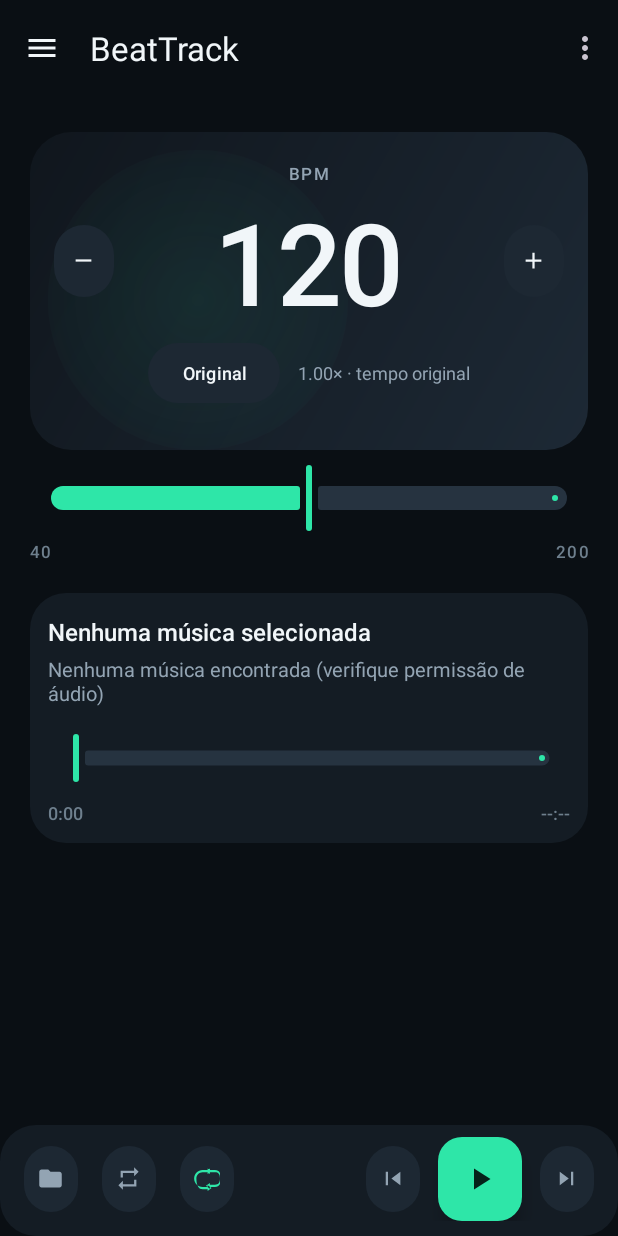
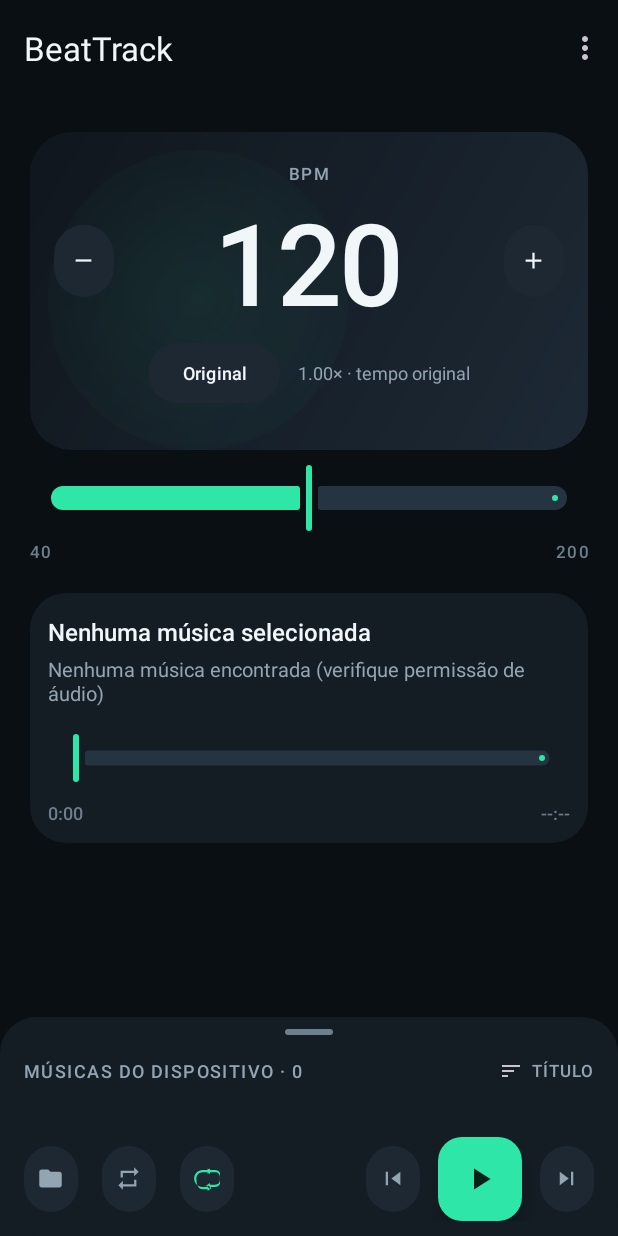
Before and after one commit to netstart/music-beat-android, an Android app: the screen it shows after launch (MainActivity), on a phone screen of 412 x 824 dp. Run offline under Robolectric (Android 15) with nearby library versions, the phone set to English and light mode, and no system bars; our stand-ins replace AdMob; libraries missing offline, so code that uses them is left out: ai.onnxruntime; 3 statements that could not run were skipped.

Commit message:
Lista de músicas em painel inferior arrastável (sai o menu hambúrguer), um toque toca; separação continua ao trocar de música; banner como último item da área que rola
- painel (BottomSheetBehavior): recolhido mostra 'Músicas do dispositivo · N' acima do rodapé; aberto vai até a toolbar; voltar recolhe
- rodapé vira filho do CoordinatorLayout, por cima do painel
- trocar de música não cancela mais a separação; o card mostra o progresso da outra música
- banner AdMob dentro da área que rola, depois do cartão Elementos

Co-Authored-By: Claude Opus 5.5 <noreply@anthropic.com>

```diff
--- a/bpm_app/app/src/main/kotlin/com/example/bpm_player/Ads.kt
+++ b/bpm_app/app/src/main/kotlin/com/example/bpm_player/Ads.kt
@@ -53,9 +53,12 @@ object Ads {
 
     private fun loadBanner(activity: Activity, container: FrameLayout) {
         val metrics = activity.resources.displayMetrics
+        // banner na largura útil da área que rola (descontado o padding lateral da tela)
+        val parent = container.parent as? android.view.ViewGroup
+        val px = parent?.let { it.width - it.paddingLeft - it.paddingRight }?.takeIf { it > 0 } ?: metrics.widthPixels
         val adView = AdView(activity).apply {
             adUnitId = BuildConfig.ADMOB_BANNER_ID
-            setAdSize(AdSize.getCurrentOrientationAnchoredAdaptiveBannerAdSize(activity, (metrics.widthPixels / metrics.density).toInt()))
+            setAdSize(AdSize.getCurrentOrientationAnchoredAdaptiveBannerAdSize(activity, (px / metrics.density).toInt()))
             adListener = object : AdListener() {
                 override fun onAdLoaded() { container.visibility = View.VISIBLE }
             }
--- a/bpm_app/app/src/main/kotlin/com/example/bpm_player/MainActivity.kt
+++ b/bpm_app/app/src/main/kotlin/com/example/bpm_player/MainActivity.kt
@@ -30,7 +30,9 @@ import androidx.core.content.ContextCompat
 import androidx.core.view.ViewCompat
 import androidx.core.view.WindowCompat
 import androidx.core.view.WindowInsetsCompat
-import androidx.drawerlayout.widget.DrawerLayout
+import androidx.activity.OnBackPressedCallback
+import androidx.core.view.updatePadding
+import com.google.android.material.bottomsheet.BottomSheetBehavior
 import androidx.lifecycle.Lifecycle
 import androidx.lifecycle.lifecycleScope
 import androidx.lifecycle.repeatOnLifecycle
@@ -289,7 +291,7 @@ class MainActivity : AppCompatActivity() {
             setContentView(binding.root)
             Log.e("BPM_DEBUG", "setContentView OK")
 
-            setupDrawer()
+            setupSongSheet()
             setupRecyclerViews()
             binding.sortLabel.setOnClickListener { showSortDialog() }
             applySortMode(runCatching { SortMode.valueOf(sortPrefs.getString("mode", null)!!) }.getOrDefault(SortMode.TITLE))
@@ -320,20 +322,15 @@ class MainActivity : AppCompatActivity() {
             // Edge-to-edge: main content draws behind status bar, bottom bar above nav bar
             WindowCompat.setDecorFitsSystemWindows(window, false)
 
-            // Main content: top inset for status bar, bottom inset for navigation bar
-            ViewCompat.setOnApplyWindowInsetsListener(binding.mainContent) { v, insets ->
+            // Conteúdo: inset da status bar em cima; o rodapé fica com o da navigation bar
+            ViewCompat.setOnApplyWindowInsetsListener(binding.rootLayout) { _, insets ->
                 val statusBars = insets.getInsets(WindowInsetsCompat.Type.statusBars())
                 val navBars = insets.getInsets(WindowInsetsCompat.Type.navigationBars())
                 val ime = insets.getInsets(WindowInsetsCompat.Type.ime())
-                val bottomInset = max(navBars.bottom, ime.bottom)
-                v.setPadding(statusBars.left, statusBars.top, statusBars.right, bottomInset)
-                insets
-            }
-
-            // Drawer: full system bars insets
-            ViewCompat.setOnApplyWindowInsetsListener(binding.drawerView) { v, insets ->
-                val systemBars = insets.getInsets(WindowInsetsCompat.Type.systemBars())
-                v.setPadding(systemBars.left, systemBars.top, systemBars.right, systemBars.bottom)
+                binding.mainContent.setPadding(statusBars.left, statusBars.top, statusBars.right, 0)
+                binding.bottomBar.setPadding(navBars.left, 0, navBars.right, max(navBars.bottom, ime.bottom))
+                // painel aberto para logo abaixo da toolbar (margem no painel quebra o BottomSheetBehavior)
+                BottomSheetBehavior.from(binding.songSheet).expandedOffset = statusBars.top + binding.toolbar.layoutParams.height
                 insets
             }
 
@@ -344,38 +341,64 @@ class MainActivity : AppCompatActivity() {
         }
     }
 
-    private fun setupDrawer() {
-        val drawerLayout = binding.drawerLayout
-        // Garante que o ícone do menu (hambúrguer) esteja sempre visível
-        binding.toolbar.setNavigationIcon(R.drawable.ic_menu)
-        binding.toolbar.setNavigationOnClickListener {
-            if (drawerLayout.isDrawerOpen(binding.drawerView)) {
-                drawerLayout.closeDrawer(binding.drawerView)
-            } else {
-                drawerLayout.openDrawer(binding.drawerView)
+    /**
+     * Lista de músicas num painel inferior arrastável (padrão "A seguir" do YouTube Music / fila do Apple Music):
+     * recolhido mostra só o cabeçalho acima do rodapé; toque ou arraste abre; "voltar" recolhe.
+     */
+    private fun setupSongSheet() {
+        val sheet = BottomSheetBehavior.from(binding.songSheet)
+        sheet.isFitToContents = false // abre até o expandedOffset (abaixo da toolbar); meio aberto também vale
+        val peek = resources.getDimensionPixelSize(R.dimen.sheet_peek)
+        val spacer = resources.getDimensionPixelSize(R.dimen.footer_spacer)
+        val listPad = resources.getDimensionPixelSize(R.dimen.card_margin_top)
+        // O rodapé fica por cima do painel: o recolhido aparece logo acima dele e nada fica escondido atrás.
+        // Roda fora do passe de layout (mudar o peek durante o layout é ignorado) e a cada mudança de altura do rodapé.
+        var lastBarH = -1
+        binding.bottomBar.viewTreeObserver.addOnGlobalLayoutListener {
+            val barH = binding.bottomBar.height
+            if (barH == 0 || barH == lastBarH) return@addOnGlobalLayoutListener
+            lastBarH = barH
+            binding.bottomBar.post {
+                sheet.peekHeight = peek + barH
+                binding.songList.updatePadding(bottom = barH + listPad)
+                binding.scroll.getChildAt(0).updatePadding(bottom = spacer + peek + barH)
             }
         }
+        binding.songSheetHeader.setOnClickListener {
+            sheet.state = if (sheet.state == BottomSheetBehavior.STATE_EXPANDED) BottomSheetBehavior.STATE_COLLAPSED
+            else BottomSheetBehavior.STATE_EXPANDED
+        }
+        val back = object : OnBackPressedCallback(false) {
+            override fun handleOnBackPressed() { sheet.state = BottomSheetBehavior.STATE_COLLAPSED }
+        }
+        onBackPressedDispatcher.addCallback(this, back)
+        sheet.addBottomSheetCallback(object : BottomSheetBehavior.BottomSheetCallback() {
+            override fun onStateChanged(view: View, state: Int) {
+                back.isEnabled = state == BottomSheetBehavior.STATE_EXPANDED
+                binding.songSheetHeader.contentDescription = getString(
+                    if (state == BottomSheetBehavior.STATE_EXPANDED) R.string.cd_songs_collapse else R.string.cd_songs_expand
+                )
+            }
+            override fun onSlide(view: View, offset: Float) = Unit
+        })
     }
 
     private fun setupRecyclerViews() {
         songAdapter = SongAdapter()
-        binding.drawerSongList.layoutManager = LinearLayoutManager(this)
-        binding.drawerSongList.adapter = songAdapter
-        binding.drawerSongList.setHasFixedSize(true)
+        binding.songList.layoutManager = LinearLayoutManager(this)
+        binding.songList.adapter = songAdapter
+        binding.songList.setHasFixedSize(true)
 
         val gestureDetector = GestureDetector(this, object : GestureDetector.SimpleOnGestureListener() {
             override fun onDown(e: MotionEvent): Boolean = true
-            override fun onSingleTapConfirmed(e: MotionEvent): Boolean {
-                handleRecyclerViewTap(e, false)
-                return true
-            }
-            override fun onDoubleTap(e: MotionEvent): Boolean {
-                handleRecyclerViewTap(e, true)
+            // toque único já toca: sem esperar o tempo do duplo toque
+            override fun onSingleTapUp(e: MotionEvent): Boolean {
+                handleRecyclerViewTap(e)
                 return true
             }
         })
 
-        binding.drawerSongList.addOnItemTouchListener(object : RecyclerView.OnItemTouchListener {
+        binding.songList.addOnItemTouchListener(object : RecyclerView.OnItemTouchListener {
             override fun onInterceptTouchEvent(rv: RecyclerView, e: MotionEvent): Boolean {
                 gestureDetector.onTouchEvent(e)
                 return false
@@ -449,7 +472,7 @@ class MainActivity : AppCompatActivity() {
                 super.onChildDraw(c, rv, vh, dX, dY, actionState, isCurrentlyActive)
             }
         })
-        itemTouchHelper?.attachToRecyclerView(binding.drawerSongList)
+        itemTouchHelper?.attachToRecyclerView(binding.songList)
     }
 
     private fun setupPlayerControls() {
@@ -621,8 +644,7 @@ class MainActivity : AppCompatActivity() {
         currentArtist = null
         exoPlayer?.release()
         exoPlayer = null
-        // Trocou de música: a separação em andamento era de outra faixa.
-        StemSeparator.state.value.belongsTo()?.let { if (it != uri) StemSeparator.cancel() }
+        // Trocou de música: a separação em andamento (de outra faixa) continua; só o resultado pronto volta ao repouso.
         StemSeparator.reset()
         if (!sameSong) stemControls.indices.forEach { stemControls[it] = StemControl() }
 
@@ -894,6 +916,11 @@ class MainActivity : AppCompatActivity() {
             }
             mine && state is StemState.Downloading -> showProgress(getString(R.string.elements_downloading, state.percent), state.percent)
             mine && state is StemState.Separating -> showProgress(getString(R.string.elements_separating, state.percent), state.percent)
+            busyElsewhere -> {
+                val pct = (state as? StemState.Separating)?.percent ?: (state as? StemState.Downloading)?.percent ?: 0
+                binding.elementsStatus.text = getString(R.string.elements_busy_other, pct)
+                binding.elementsAction.text = getString(R.string.btn_separate)
+            }
             mine && state is StemState.Failed -> {
                 binding.elementsStatus.text = getString(R.string.elements_failed, state.reason)
                 binding.elementsAction.text = getString(R.string.btn_retry)
@@ -1196,13 +1223,14 @@ class MainActivity : AppCompatActivity() {
 
     private fun updateEmptyState() {
         val isEmpty = songAdapter.songsList().isEmpty()
+        binding.songsTitle.text = getString(R.string.songs_title_count, songAdapter.songsList().size)
         if (isEmpty) {
             binding.emptySongList.text = if (hasAudioPermission()) getString(R.string.empty_song_list) else getString(R.string.empty_song_list_no_permission)
             binding.emptySongList.visibility = View.VISIBLE
-            binding.drawerSongList.visibility = View.GONE
+            binding.songList.visibility = View.GONE
         } else {
             binding.emptySongList.visibility = View.GONE
-            binding.drawerSongList.visibility = View.VISIBLE
+            binding.songList.visibility = View.VISIBLE
         }
     }
 
@@ -1235,21 +1263,18 @@ class MainActivity : AppCompatActivity() {
         if (selectedIndex >= 0) songAdapter.setSelectedPosition(selectedIndex)
     }
 
-    private fun handleRecyclerViewTap(e: MotionEvent, isDoubleTap: Boolean) {
-        val recyclerView = binding.drawerSongList
+    private fun handleRecyclerViewTap(e: MotionEvent) {
+        val recyclerView = binding.songList
         val child = recyclerView.findChildViewUnder(e.x, e.y) ?: return
         val position = recyclerView.getChildAdapterPosition(child)
         if (position == RecyclerView.NO_POSITION) return
         val song = songAdapter.getSongAt(position) ?: return
-        if (isDoubleTap) {
-            selectedSongUri = song.uri
-            songAdapter.setSelectedPosition(position)
-            songAdapter.setPlayingPosition(position)
-            onFilePicked(song.uri)
-        } else {
-            selectedSongUri = song.uri
-            songAdapter.setSelectedPosition(position)
-        }
+        // Um toque toca a música, como em qualquer player; tocar a que já está tocando só a mantém
+        if (song.uri == playingSongUri) return
+        selectedSongUri = song.uri
+        songAdapter.setSelectedPosition(position)
+        songAdapter.setPlayingPosition(position)
+        onFilePicked(song.uri)
     }
 
     private fun formatTime(ms: Long): String {
--- /dev/null
+++ b/bpm_app/app/src/main/res/drawable/bg_sheet.xml
@@ -0,0 +1,9 @@
+<?xml version="1.0" encoding="utf-8"?>
+<!-- Painel da lista de músicas: bg/card com raio radius/card só em cima -->
+<shape xmlns:android="http://schemas.android.com/apk/res/android"
+    android:shape="rectangle">
+    <corners
+        android:topLeftRadius="24dp"
+        android:topRightRadius="24dp" />
+    <solid android:color="@color/bg_card" />
+</shape>
--- /dev/null
+++ b/bpm_app/app/src/main/res/drawable/bg_sheet_handle.xml
@@ -0,0 +1,7 @@
+<?xml version="1.0" encoding="utf-8"?>
+<!-- Alça do painel: indica que ele pode ser arrastado -->
+<shape xmlns:android="http://schemas.android.com/apk/res/android"
+    android:shape="rectangle">
+    <corners android:radius="2dp" />
+    <solid android:color="@color/text_tertiary" />
+</shape>
--- a/bpm_app/app/src/main/res/layout/activity_main_stemkit.xml
+++ b/bpm_app/app/src/main/res/layout/activity_main_stemkit.xml
@@ -1,13 +1,12 @@
 <?xml version="1.0" encoding="utf-8"?>
-<androidx.drawerlayout.widget.DrawerLayout xmlns:android="http://schemas.android.com/apk/res/android"
+<androidx.coordinatorlayout.widget.CoordinatorLayout xmlns:android="http://schemas.android.com/apk/res/android"
     xmlns:app="http://schemas.android.com/apk/res-auto"
     xmlns:tools="http://schemas.android.com/tools"
-    android:id="@+id/drawerLayout"
+    android:id="@+id/rootLayout"
     android:layout_width="match_parent"
     android:layout_height="match_parent"
     android:background="@color/bg_base"
-    android:fitsSystemWindows="true"
-    tools:openDrawer="start">
+    android:fitsSystemWindows="true">
 
     <!-- ── Conteúdo principal ── -->
     <androidx.constraintlayout.widget.ConstraintLayout
@@ -22,7 +21,6 @@
             android:background="@color/bg_base"
             app:title="@string/app_name"
             app:titleTextColor="@color/text_primary"
-            app:navigationIcon="@drawable/ic_menu"
             app:popupTheme="@style/ThemeOverlay.Material3.Dark"
             app:layout_constraintTop_toTopOf="parent"
             app:layout_constraintStart_toStartOf="parent"
@@ -36,7 +34,7 @@
             android:fillViewport="true"
             android:scrollbars="none"
             app:layout_constraintTop_toBottomOf="@id/toolbar"
-            app:layout_constraintBottom_toTopOf="@id/adContainer"
+            app:layout_constraintBottom_toBottomOf="parent"
             app:layout_constraintStart_toStartOf="parent"
             app:layout_constraintEnd_toEndOf="parent">
 
@@ -370,29 +368,124 @@
                             app:iconTint="@color/text_secondary" />
                     </LinearLayout>
                 </LinearLayout>
+
+                <!-- Banner AdMob: último item da área que rola; some até carregar (ver docs/MONETIZACAO.md) -->
+                <FrameLayout
+                    android:id="@+id/adContainer"
+                    android:layout_width="match_parent"
+                    android:layout_height="wrap_content"
+                    android:layout_marginTop="@dimen/card_margin_top"
+                    android:visibility="gone" />
             </LinearLayout>
             </androidx.core.widget.NestedScrollView>
 
-        <!-- Banner AdMob: some até carregar (ver docs/MONETIZACAO.md) -->
-        <FrameLayout
-            android:id="@+id/adContainer"
+    </androidx.constraintlayout.widget.ConstraintLayout>
+
+    <!-- ── Lista de músicas: painel inferior arrastável (DESIGN_SYSTEM.md 4.7) ──
+         Recolhido: só o cabeçalho, logo acima dos controles. Aberto: a lista; os controles seguem visíveis.
+         As margens de cima (toolbar) e de baixo (rodapé) são ajustadas no código conforme os insets. -->
+    <LinearLayout
+        android:id="@+id/songSheet"
+        android:layout_width="match_parent"
+        android:layout_height="match_parent"
+        android:background="@drawable/bg_sheet"
+        android:clickable="true"
+        android:focusable="false"
+        android:orientation="vertical"
+        app:behavior_hideable="false"
+        app:behavior_peekHeight="@dimen/sheet_peek"
+        app:layout_behavior="com.google.android.material.bottomsheet.BottomSheetBehavior">
+
+        <LinearLayout
+            android:id="@+id/songSheetHeader"
+            android:layout_width="match_parent"
+            android:layout_height="wrap_content"
+            android:background="?android:attr/selectableItemBackground"
+            android:contentDescription="@string/cd_songs_expand"
+            android:focusable="true"
+            android:orientation="vertical"
+            android:paddingTop="8dp">
+
+            <View
+                android:layout_width="32dp"
+                android:layout_height="4dp"
+                android:layout_gravity="center_horizontal"
+                android:background="@drawable/bg_sheet_handle"
+                android:importantForAccessibility="no" />
+
+            <LinearLayout
+                android:layout_width="match_parent"
+                android:layout_height="wrap_content"
+                android:gravity="center_vertical"
+                android:minHeight="48dp"
+                android:orientation="horizontal"
+                android:paddingStart="16dp"
+                android:paddingEnd="8dp">
+
+                <TextView
+                    android:id="@+id/songsTitle"
                     android:layout_width="0dp"
                     android:layout_height="wrap_content"
-            android:visibility="gone"
-            app:layout_constraintBottom_toTopOf="@id/bottomBar"
-            app:layout_constraintStart_toStartOf="parent"
-            app:layout_constraintEnd_toEndOf="parent" />
+                    android:layout_weight="1"
+                    android:fontFamily="sans-serif-medium"
+                    android:fontFeatureSettings="tnum"
+                    android:letterSpacing="0.08"
+                    android:text="@string/drawer_playlist_title"
+                    android:textAllCaps="true"
+                    android:textColor="@color/text_secondary"
+                    android:textSize="@dimen/playlist_label_size" />
 
-        <!-- Bottom Bar (fixo no rodapé) -->
+                <TextView
+                    android:id="@+id/sortLabel"
+                    android:layout_width="wrap_content"
+                    android:layout_height="wrap_content"
+                    android:background="?android:attr/selectableItemBackground"
+                    android:contentDescription="@string/cd_sort"
+                    android:drawableStart="@drawable/ic_sort"
+                    android:drawablePadding="6dp"
+                    android:gravity="center_vertical"
+                    android:minHeight="48dp"
+                    android:fontFamily="sans-serif-medium"
+                    android:letterSpacing="0.06"
+                    android:paddingHorizontal="8dp"
+                    android:text="@string/sort_title"
+                    android:textAllCaps="true"
+                    android:textColor="@color/text_secondary"
+                    android:textSize="11sp" />
+            </LinearLayout>
+        </LinearLayout>
+
+        <TextView
+            android:id="@+id/emptySongList"
+            android:layout_width="match_parent"
+            android:layout_height="wrap_content"
+            android:gravity="center"
+            android:paddingHorizontal="24dp"
+            android:paddingVertical="20dp"
+            android:text="@string/empty_song_list"
+            android:textColor="@color/text_secondary"
+            android:textSize="12sp"
+            android:visibility="gone" />
+
+        <androidx.recyclerview.widget.RecyclerView
+            android:id="@+id/songList"
+            android:layout_width="match_parent"
+            android:layout_height="0dp"
+            android:layout_weight="1"
+            android:clipToPadding="false"
+            android:paddingHorizontal="8dp"
+            android:paddingBottom="8dp" />
+    </LinearLayout>
+
+    <!-- Rodapé fixo: por cima do painel de músicas (vem depois dele no XML) -->
     <LinearLayout
         android:id="@+id/bottomBar"
-            android:layout_width="0dp"
+        android:layout_width="match_parent"
         android:layout_height="wrap_content"
+        android:layout_gravity="bottom"
         android:background="@drawable/bg_card"
         android:orientation="vertical"
-            app:layout_constraintBottom_toBottomOf="parent"
-            app:layout_constraintStart_toStartOf="parent"
-            app:layout_constraintEnd_toEndOf="parent">
+        android:clickable="true">
 
         <LinearLayout
             android:layout_width="match_parent"
@@ -502,79 +595,5 @@
                 app:iconTint="@color/text_secondary" />
         </LinearLayout>
     </LinearLayout>
-    </androidx.constraintlayout.widget.ConstraintLayout>
 
-    <!-- ── Drawer Navigation (esquerda) ── -->
-    <LinearLayout
-        android:id="@+id/drawerView"
-        android:layout_width="@dimen/drawer_width"
-        android:layout_height="match_parent"
-        android:layout_gravity="start"
-        android:background="@color/bg_card"
-        android:orientation="vertical"
-        android:paddingHorizontal="12dp"
-        android:paddingTop="8dp"
-        android:paddingBottom="8dp">
-
-        <LinearLayout
-            android:layout_width="match_parent"
-            android:layout_height="wrap_content"
-            android:gravity="center_vertical"
-            android:orientation="horizontal"
-            android:paddingHorizontal="8dp"
-            android:paddingVertical="8dp">
-
-            <TextView
-                android:layout_width="0dp"
-                android:layout_height="wrap_content"
-                android:layout_weight="1"
-                android:fontFamily="sans-serif-medium"
-                android:letterSpacing="0.08"
-                android:text="@string/drawer_playlist_title"
-                android:textAllCaps="true"
-                android:textColor="@color/text_secondary"
-                android:textSize="@dimen/playlist_label_size" />
-
-            <TextView
-                android:id="@+id/sortLabel"
-                android:layout_width="wrap_content"
-                android:layout_height="wrap_content"
-                android:background="?android:attr/selectableItemBackground"
-                android:contentDescription="@string/cd_sort"
-                android:drawableStart="@drawable/ic_sort"
-                android:drawablePadding="6dp"
-                android:gravity="center_vertical"
-                android:minHeight="48dp"
-                android:fontFamily="sans-serif-medium"
-                android:letterSpacing="0.06"
-                android:paddingHorizontal="6dp"
-                android:paddingVertical="2dp"
-                android:text="@string/sort_title"
-                android:textAllCaps="true"
-                android:textColor="@color/text_secondary"
-                android:textSize="11sp" />
-        </LinearLayout>
-
-        <TextView
-            android:id="@+id/emptySongList"
-            android:layout_width="match_parent"
-            android:layout_height="wrap_content"
-            android:gravity="center"
-            android:paddingHorizontal="24dp"
-            android:paddingVertical="20dp"
-            android:text="@string/empty_song_list"
-            android:textColor="@color/text_secondary"
-            android:textSize="12sp"
-            android:visibility="gone" />
-
-        <androidx.recyclerview.widget.RecyclerView
-            android:id="@+id/drawerSongList"
-            android:layout_width="match_parent"
-            android:layout_height="0dp"
-            android:layout_weight="1"
-            android:clipToPadding="false"
-            android:paddingHorizontal="4dp"
-            android:paddingBottom="4dp" />
-    </LinearLayout>
-
-</androidx.drawerlayout.widget.DrawerLayout>
+</androidx.coordinatorlayout.widget.CoordinatorLayout>
--- a/bpm_app/app/src/main/res/values/dimens.xml
+++ b/bpm_app/app/src/main/res/values/dimens.xml
@@ -19,6 +19,6 @@
     <dimen name="track_title_size">15sp</dimen>
     <dimen name="song_icon_size">40dp</dimen>
     <dimen name="song_drag_handle_size">48dp</dimen>
-    <dimen name="drawer_width">320dp</dimen>
+    <dimen name="sheet_peek">72dp</dimen> <!-- painel de músicas recolhido: alça + cabeçalho de 48dp -->
     <dimen name="track_time_size">12sp</dimen>
 </resources>
--- a/bpm_app/app/src/main/res/values/strings.xml
+++ b/bpm_app/app/src/main/res/values/strings.xml
@@ -65,6 +65,10 @@
     <string name="btn_separate">Separar elementos</string>
     <string name="btn_download_separate">Baixar modelo e separar</string>
     <string name="btn_clear_elements">Limpar elementos</string>
+    <string name="songs_title_count">Músicas do dispositivo · %1$d</string>
+    <string name="cd_songs_expand">Abrir lista de músicas</string>
+    <string name="cd_songs_collapse">Recolher lista de músicas</string>
+    <string name="elements_busy_other">Separando outra música… %1$d%% · esta pode ser separada em seguida</string>
     <string name="elements_cleared">Elementos desta música apagados</string>
     <string name="settings_title">Configurações</string>
     <string name="settings_stems_title">Elementos separados</string>
```
Also changed, not shown: 2 other files. Lines whose indentation alone changed are shown as unchanged.
